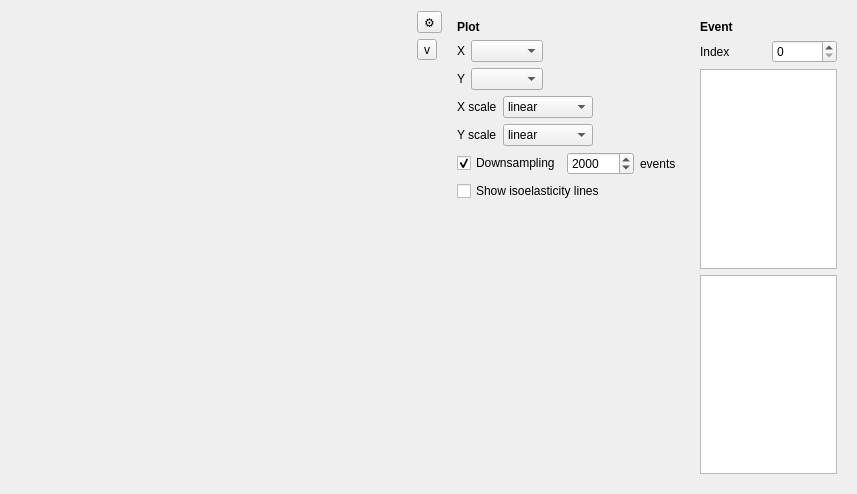
Old version of the form shapeout2/gui/quick_view.ui in the repository ZELLMECHANIK-DRESDEN/ShapeOut2.
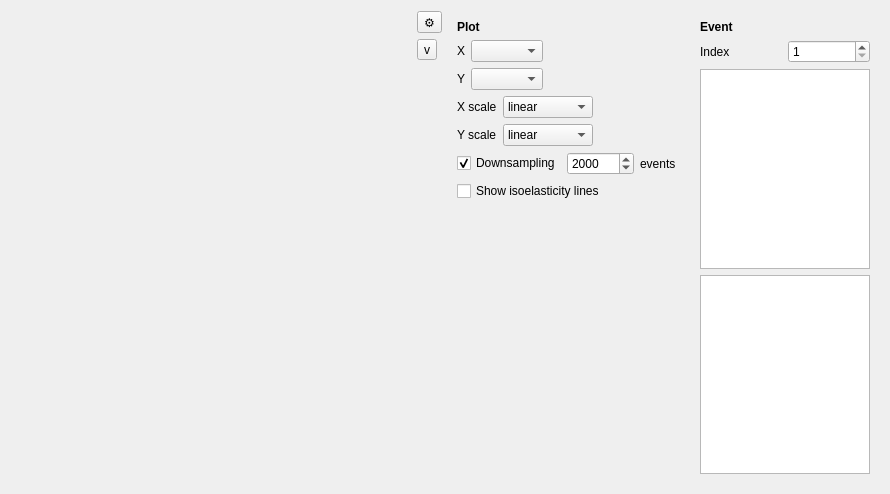
New version of the form. Custom widgets are drawn as their Qt base class.

Commit message: implement basic event selection in quick view

Diff of the .ui file:
```diff
--- a/shapeout2/gui/quick_view.ui
+++ b/shapeout2/gui/quick_view.ui
@@ -6,7 +6,7 @@
    <rect>
     <x>0</x>
     <y>0</y>
-    <width>857</width>
+    <width>890</width>
     <height>494</height>
    </rect>
   </property>
@@ -263,7 +263,14 @@
          </widget>
         </item>
         <item>
-         <widget class="QSpinBox" name="spinBox"/>
+         <widget class="QSpinBox" name="spinBox_event">
+          <property name="minimum">
+           <number>1</number>
+          </property>
+          <property name="maximum">
+           <number>99999999</number>
+          </property>
+         </widget>
         </item>
        </layout>
       </item>
@@ -285,6 +292,11 @@
    <header>shapeout2.gui.quick_view</header>
    <container>1</container>
   </customwidget>
+  <customwidget>
+   <class>ImageView</class>
+   <extends>QGraphicsView</extends>
+   <header>pyqtgraph</header>
+  </customwidget>
  </customwidgets>
  <resources/>
  <connections/>
```
Left out of the diff: 4 changed lines with no effect on the pictures. The commit also changes 2 other files.
